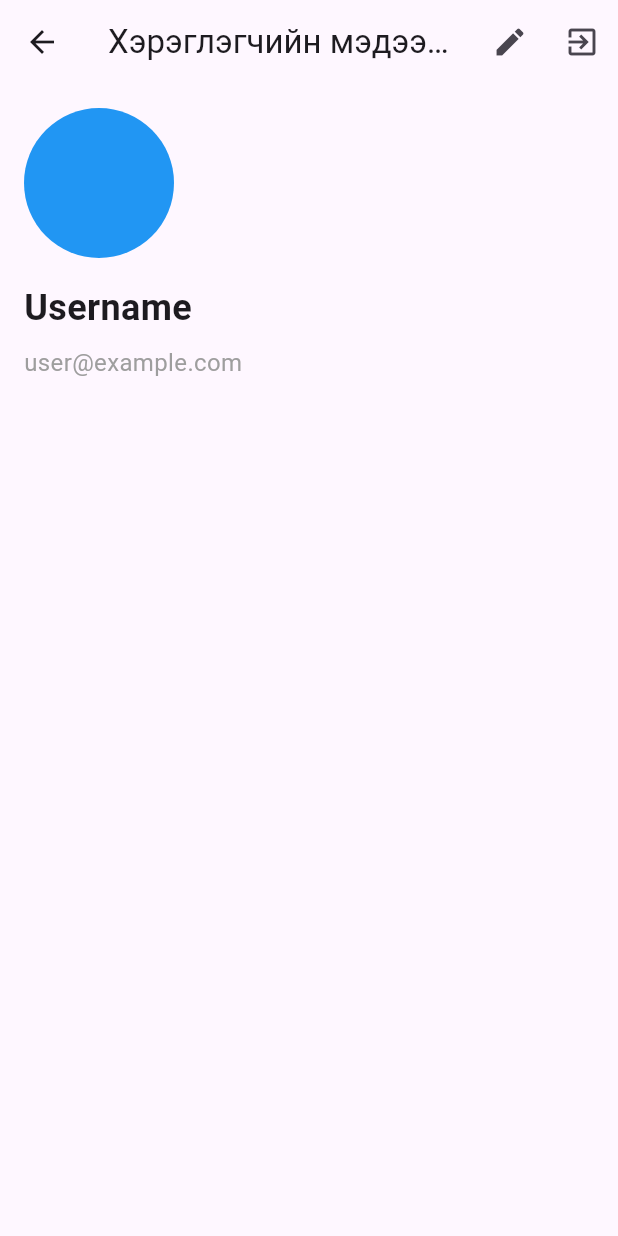
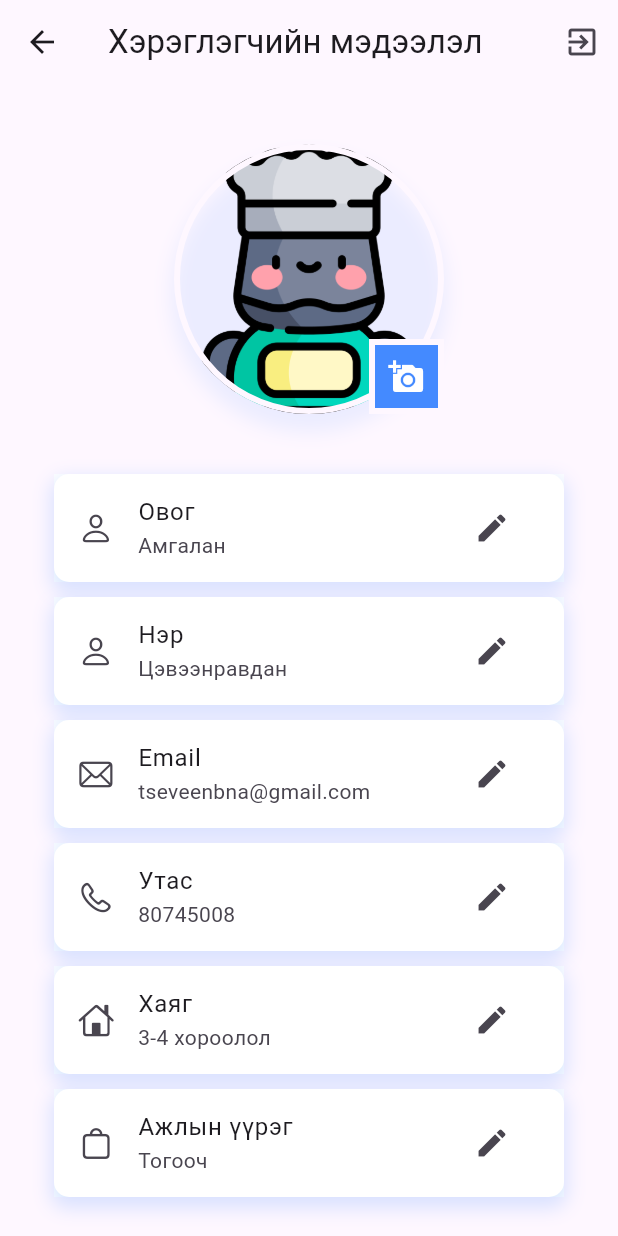
Before and after one commit to Tseveen/ChefSysApp, a Flutter app: the UserInfoScreen screen opened directly, on a phone screen of 412 x 824 dp. Run offline on Flutter 3.47's test engine with Material 3 defaults, Android fonts, the phone set to English and light mode, and no system bars; our stand-ins replace cloud_firestore, firebase_auth, firebase_core; accounts and stored records are empty.

```diff
--- a/lib/main.dart
+++ b/lib/main.dart
@@ -14,6 +14,7 @@ class MyApp extends StatelessWidget {
   @override
   Widget build(BuildContext context) {
     return MaterialApp(
+      debugShowCheckedModeBanner: false,
       title: 'Flutter Demo',
       theme: ThemeData(
         primarySwatch: Colors.blue,
--- a/lib/pages/user_info.dart
+++ b/lib/pages/user_info.dart
@@ -1,25 +1,9 @@
 import 'package:chefsysproject/pages/login.dart';
 import 'package:firebase_auth/firebase_auth.dart';
+import 'package:flutter/cupertino.dart';
 import 'package:flutter/material.dart';
 
 final FirebaseAuth _auth = FirebaseAuth.instance;
-
-void main() {
-  runApp(MyApp());
-}
-
-class MyApp extends StatelessWidget {
-  @override
-  Widget build(BuildContext context) {
-    return MaterialApp(
-      title: 'User Info Page',
-      theme: ThemeData(
-        primarySwatch: Colors.blue,
-      ),
-      home: UserInfoScreen(),
-    );
-  }
-}
 
 class UserInfoScreen extends StatelessWidget {
   @override
@@ -29,14 +13,6 @@ class UserInfoScreen extends StatelessWidget {
         title: Text('Хэрэглэгчийн мэдээлэл'),
         actions: [
           IconButton(
-            icon: Icon(Icons.edit),
-            onPressed: () {
-              // TODO: Implement edit logic here
-              // For simplicity, we'll just print a message for now.
-              print('Edit button pressed');
-            },
-          ),
-          IconButton(
             icon: Icon(Icons.exit_to_app),
             onPressed: () {
               _showLogoutConfirmationDialog(context);
@@ -44,41 +20,93 @@ class UserInfoScreen extends StatelessWidget {
           ),
         ],
       ),
-      body: Padding(
-        padding: const EdgeInsets.all(16.0),
-        child: Column(
-          crossAxisAlignment: CrossAxisAlignment.start,
+
+      //image edit
+      body: Container(
+        padding: EdgeInsets.only(left: 16, top: 25, right: 16),
+        child: ListView(
           children: [
-            CircleAvatar(
-              radius: 50,
-              // TODO: Add user profile picture here
-              backgroundColor: Colors.blue,
-              // You can use an image here: backgroundImage: AssetImage('path/to/image.png'),
+            SizedBox(
+              height: 15,
             ),
-            SizedBox(height: 16),
-            Text(
-              'Username',
-              style: TextStyle(
-                fontSize: 24,
-                fontWeight: FontWeight.bold,
+            Center(
+              child: Stack(
+                children: [
+                  Container(
+                    width: 180,
+                    height: 180,
+                    decoration: BoxDecoration(
+                      border: Border.all(
+                        width: 4,
+                        color: Theme.of(context).scaffoldBackgroundColor,
+                      ),
+                      boxShadow: [
+                        BoxShadow(
+                          spreadRadius: 2,
+                          blurRadius: 10,
+                          color: Colors.blueAccent.withOpacity(0.1),
+                          offset: const Offset(0, 10),
+                        )
+                      ],
+                      shape: BoxShape.circle,
+                      image: DecorationImage(
+                        fit: BoxFit.cover,
+                        image: AssetImage("assets/logo.png"),
+                      ),
+                    ),
+                  ),
+                  Positioned(
+                    bottom: 0,
+                    right: 0,
+                    child: Container(
+                      height: 50,
+                      width: 50,
+                      decoration: BoxDecoration(
+                        shape: BoxShape.rectangle,
+                        border: Border.all(
+                          width: 4,
+                          color: Theme.of(context).scaffoldBackgroundColor,
+                        ),
+                        color: Colors.blueAccent,
+                      ),
+                      child: IconButton(
+                        onPressed: () {},
+                        icon: const Icon(Icons.add_a_photo),
+                        color: Colors.white,
+                      ),
+                    ),
+                  ),
+                ],
               ),
             ),
-            SizedBox(height: 8),
-            Text(
-              'user@example.com',
-              style: TextStyle(
-                fontSize: 16,
-                color: Colors.grey,
+            //edit address etc..
+            SingleChildScrollView(
+              child: Padding(
+                padding: const EdgeInsets.all(20),
+                child: Column(
+                  children: [
+                    const SizedBox(height: 20),
+                    itemProfile('Овог', 'Амгалан', CupertinoIcons.person),
+                    const SizedBox(height: 10),
+                    itemProfile('Нэр', 'Цэвээнравдан', CupertinoIcons.person),
+                    const SizedBox(height: 10),
+                    itemProfile('Email', 'tseveenbna@gmail.com', CupertinoIcons.mail),
+                    const SizedBox(height: 10),
+                    itemProfile('Утас', '80745008', CupertinoIcons.phone),
+                    const SizedBox(height: 10),
+                    itemProfile('Хаяг', '3-4 хороолол', CupertinoIcons.home),
+                    const SizedBox(height: 10),
+                    itemProfile('Ажлын үүрэг', 'Тогооч', CupertinoIcons.bag),
+                  ],
+                ),
               ),
             ),
-            SizedBox(height: 16),
-            // TODO: Add more user information as needed
           ],
         ),
       ),
     );
   }
-
+//logout ask
   void _showLogoutConfirmationDialog(BuildContext context) {
     showDialog(
       context: context,
@@ -108,4 +136,33 @@ class UserInfoScreen extends StatelessWidget {
       },
     );
   }
+
+  Widget itemProfile(String title, String subtitle, IconData iconData) {
+    return Container(
+      decoration: BoxDecoration(
+        color: Colors.white,
+        borderRadius: BorderRadius.circular(10),
+        boxShadow: [
+          BoxShadow(
+            offset: Offset(0, 5),
+            color: Colors.blueAccent.withOpacity(.2),
+            spreadRadius: 2,
+            blurRadius: 10,
+          ),
+        ],
+      ),
+      child: ListTile(
+        title: Text(title),
+        subtitle: Text(subtitle),
+        leading: Icon(iconData),
+        trailing: IconButton(
+          icon: Icon(Icons.edit),
+          onPressed: () {
+            print('Edit button pressed');
+          },
+        ),
+        tileColor: Colors.white,
+      ),
+    );
+  }
 }
```
Also changed, not shown: lib/pages/ajilchid.dart (+14 -13 lines), lib/pages/forgetpassword.dart (added, +26 -0 lines), lib/pages/login.dart (+36 -12 lines).
